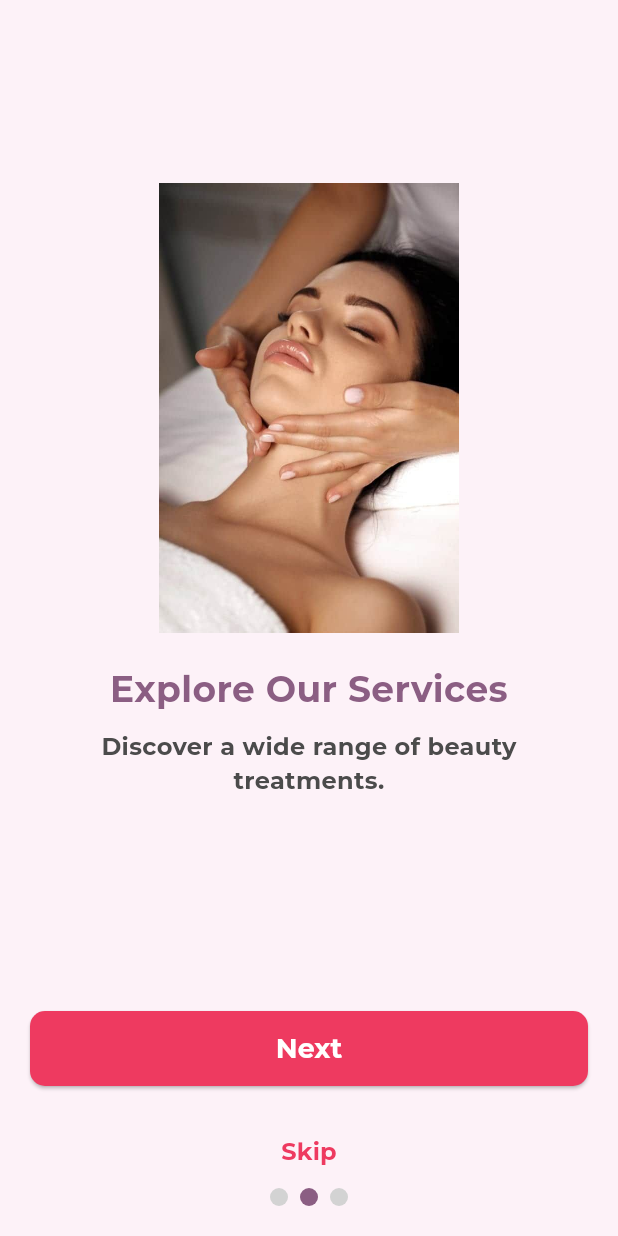
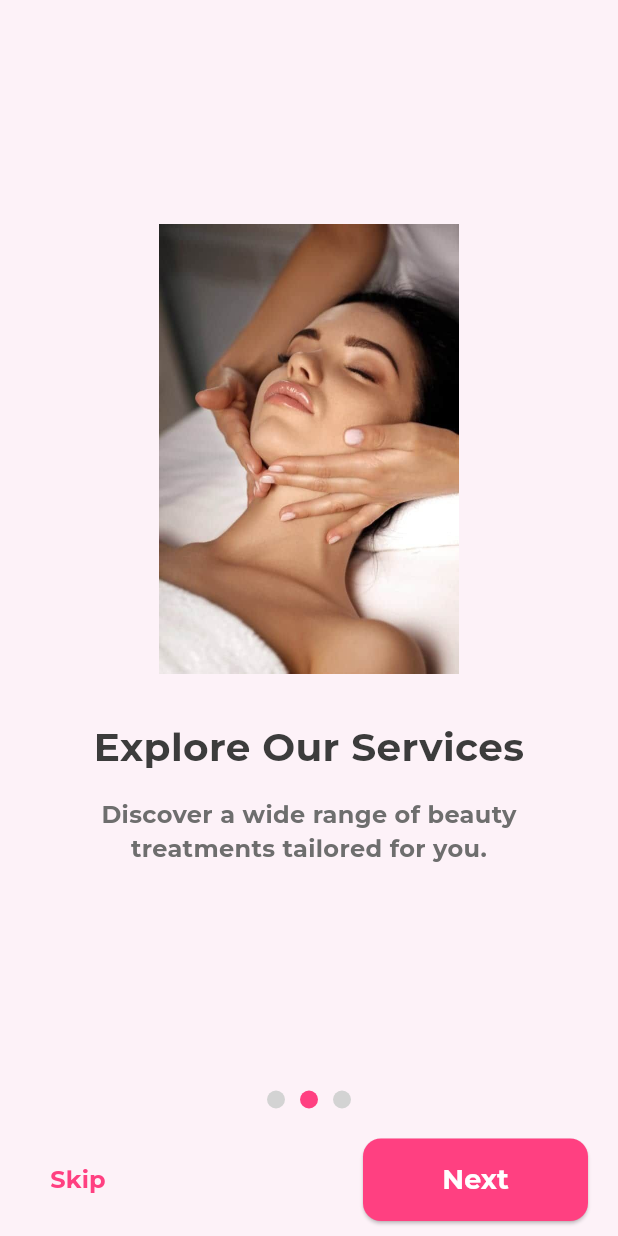
Before and after one commit to sujina21/Beauty-Booking-Android-Application, a Flutter app: the screen it shows after launch, swiped to page 2, on a phone screen of 412 x 824 dp. Run offline on Flutter 3.47's test engine with Material 3 defaults, Android fonts, the phone set to English and light mode, and no system bars.

Commit message:
updated onboarding screen in a modern way

```diff
--- a/lib/view/onboarding_screen.dart
+++ b/lib/view/onboarding_screen.dart
@@ -11,21 +11,24 @@ class OnboardingScreen extends StatefulWidget {
 class _OnboardingScreenState extends State<OnboardingScreen> {
   final PageController _pageController = PageController();
   int _currentIndex = 0;
+  double _opacity = 1.0; // For animation
 
   final List<Map<String, String>> _onboardingData = [
     {
-      "title": "Welcome to The Beauty Aesthetics",
+      "title": " The Beauty Aesthetics",
       "description": "Your beauty journey starts here.",
-      "image": "assets/image/logo.png",
+      "image": "assets/image/onboarding1.jpg", // Full-screen image
     },
     {
       "title": "Explore Our Services",
-      "description": "Discover a wide range of beauty treatments.",
+      "description":
+          "Discover a wide range of beauty treatments tailored for you.",
       "image": "assets/image/services.jpg",
     },
     {
       "title": "Book Appointments Easily",
-      "description": "Conveniently schedule your sessions.",
+      "description":
+          "Conveniently schedule your sessions and redefine elegance.",
       "image": "assets/image/booking.jpg",
     },
   ];
@@ -37,10 +40,18 @@ class _OnboardingScreenState extends State<OnboardingScreen> {
         MaterialPageRoute(builder: (context) => const LoginScreen()),
       );
     } else {
+      setState(() {
+        _opacity = 0.0; // Start fade-out animation
+      });
+      Future.delayed(const Duration(milliseconds: 300), () {
         _pageController.nextPage(
-        duration: const Duration(milliseconds: 300),
-        curve: Curves.easeInOut,
+          duration: const Duration(milliseconds: 500),
+          curve: Curves.easeInOutCubic,
         );
+        setState(() {
+          _opacity = 1.0; // Fade-in for next page
+        });
+      });
     }
   }
 
@@ -54,7 +65,8 @@ class _OnboardingScreenState extends State<OnboardingScreen> {
   @override
   Widget build(BuildContext context) {
     return Scaffold(
-      body: Column(
+      body: SafeArea(
+        child: Column(
           children: [
             Expanded(
               child: PageView.builder(
@@ -62,28 +74,55 @@ class _OnboardingScreenState extends State<OnboardingScreen> {
                 onPageChanged: (index) {
                   setState(() {
                     _currentIndex = index;
+                    _opacity = 1.0; // Ensure opacity resets
                   });
                 },
                 itemCount: _onboardingData.length,
                 itemBuilder: (context, index) {
                   final data = _onboardingData[index];
-                return Padding(
-                  padding: const EdgeInsets.all(20.0),
-                  child: Column(
-                    mainAxisAlignment: MainAxisAlignment.center,
+                  return AnimatedOpacity(
+                    duration: const Duration(milliseconds: 300),
+                    opacity: _opacity,
+                    child: index == 0
+                        ? // Full-Screen Image with Overlaid Title and Description
+                        Stack(
                             children: [
                               Image.asset(
                                 data["image"]!,
-                        height: 300,
                                 fit: BoxFit.cover,
+                                width: double.infinity,
+                                height: double.infinity,
                               ),
-                      const SizedBox(height: 20),
+                              Align(
+                                alignment: Alignment.center,
+                                child: Column(
+                                  mainAxisAlignment: MainAxisAlignment.end,
+                                  children: [
+                                    // Add the space before the title
+                                    const SizedBox(height: 80),
+                                    Padding(
+                                      padding: const EdgeInsets.symmetric(
+                                          horizontal: 20.0),
+                                      child: Column(
+                                        children: [
+                                          const Text(
+                                            "Welcome to",
+                                            style: TextStyle(
+                                              fontSize: 22,
+                                              fontWeight: FontWeight.bold,
+                                              color: Color.fromARGB(
+                                                  255, 50, 50, 50),
+                                            ),
+                                            textAlign: TextAlign.center,
+                                          ),
+                                          const SizedBox(height: 10),
                                           Text(
                                             data["title"]!,
                                             style: const TextStyle(
-                          fontSize: 24,
+                                              fontSize: 30,
                                               fontWeight: FontWeight.bold,
-                          color: Color(0xFF8B5E83),
+                                              color: Color.fromARGB(
+                                                  255, 50, 50, 50),
                                             ),
                                             textAlign: TextAlign.center,
                                           ),
@@ -92,9 +131,58 @@ class _OnboardingScreenState extends State<OnboardingScreen> {
                                             data["description"]!,
                                             style: const TextStyle(
                                               fontSize: 16,
-                          color: Color(0xFF4B4B4B),
+                                              fontFamily: 'Montserrat-Italic',
+                                              color:
+                                                  Color.fromARGB(255, 0, 0, 0),
                                             ),
                                             textAlign: TextAlign.center,
+                                          ),
+                                        ],
+                                      ),
+                                    ),
+                                  ],
+                                ),
+                              ),
+                            ],
+                          )
+                        : Column(
+                            mainAxisAlignment: MainAxisAlignment.center,
+                            children: [
+                              Padding(
+                                padding: const EdgeInsets.symmetric(
+                                    horizontal: 20.0),
+                                child: Image.asset(
+                                  data["image"]!,
+                                  height: 300,
+                                  fit: BoxFit.contain,
+                                ),
+                              ),
+                              const SizedBox(height: 30),
+                              Padding(
+                                padding: const EdgeInsets.symmetric(
+                                    horizontal: 20.0),
+                                child: Text(
+                                  data["title"]!,
+                                  style: const TextStyle(
+                                    fontSize: 26,
+                                    fontWeight: FontWeight.bold,
+                                    color: Color(0xFF3C3C3C),
+                                  ),
+                                  textAlign: TextAlign.center,
+                                ),
+                              ),
+                              const SizedBox(height: 15),
+                              Padding(
+                                padding: const EdgeInsets.symmetric(
+                                    horizontal: 20.0),
+                                child: Text(
+                                  data["description"]!,
+                                  style: const TextStyle(
+                                    fontSize: 16,
+                                    color: Color(0xFF6E6E6E),
+                                  ),
+                                  textAlign: TextAlign.center,
+                                ),
                               ),
                             ],
                           ),
@@ -102,59 +190,68 @@ class _OnboardingScreenState extends State<OnboardingScreen> {
                 },
               ),
             ),
-          Padding(
-            padding: const EdgeInsets.symmetric(horizontal: 20.0, vertical: 20),
-            child: ElevatedButton(
-              onPressed: _onNextPressed,
-              style: ElevatedButton.styleFrom(
-                backgroundColor: const Color(0xFFEE3A60),
-                minimumSize: const Size(double.infinity, 50),
-                shape: RoundedRectangleBorder(
-                  borderRadius: BorderRadius.circular(10.0),
-                ),
-              ),
-              child: Text(
-                _currentIndex == _onboardingData.length - 1
-                    ? "Get Started"
-                    : "Next",
-                style: const TextStyle(fontSize: 18, color: Colors.white),
-              ),
-            ),
-          ),
-          // Skip button added here
-          Padding(
-            padding: const EdgeInsets.symmetric(horizontal: 20.0),
-            child: TextButton(
-              onPressed: _onSkipPressed,
-              child: const Text(
-                "Skip",
-                style: TextStyle(
-                  fontSize: 16,
-                  color: Color(0xFFEE3A60),
-                  fontWeight: FontWeight.bold,
-                ),
-              ),
-            ),
-          ),
             Row(
               mainAxisAlignment: MainAxisAlignment.center,
               children: List.generate(
                 _onboardingData.length,
-              (index) => Container(
+                (index) => AnimatedContainer(
+                  duration: const Duration(milliseconds: 300),
                   margin: const EdgeInsets.symmetric(horizontal: 4),
-                width: 12,
+                  width: _currentIndex == index ? 16 : 12,
                   height: 12,
                   decoration: BoxDecoration(
                     shape: BoxShape.circle,
                     color: _currentIndex == index
-                      ? const Color(0xFF8B5E83)
+                        ? Colors.pinkAccent
                         : const Color(0xFFD3D3D3),
                   ),
                 ),
               ),
             ),
             const SizedBox(height: 20),
+            // Row for Skip and Next buttons at the bottom
+            Padding(
+              padding: const EdgeInsets.symmetric(horizontal: 20.0),
+              child: Row(
+                mainAxisAlignment: MainAxisAlignment.spaceBetween,
+                children: [
+                  TextButton(
+                    onPressed: _onSkipPressed,
+                    child: const Text(
+                      "Skip",
+                      style: TextStyle(
+                        fontSize: 16,
+                        color: Colors.pinkAccent,
+                        fontWeight: FontWeight.bold,
+                      ),
+                    ),
+                  ),
+                  ElevatedButton(
+                    onPressed: _onNextPressed,
+                    style: ElevatedButton.styleFrom(
+                      minimumSize: const Size(150, 55),
+                      shape: RoundedRectangleBorder(
+                        borderRadius: BorderRadius.circular(12.0),
+                      ),
+                      backgroundColor: Colors.pinkAccent,
+                    ),
+                    child: Text(
+                      _currentIndex == _onboardingData.length - 1
+                          ? "Get Started"
+                          : "Next",
+                      style: const TextStyle(
+                        fontSize: 18,
+                        fontWeight: FontWeight.bold,
+                        color: Colors.white,
+                      ),
+                    ),
+                  ),
                 ],
+              ),
+            ),
+            const SizedBox(height: 10),
+          ],
+        ),
       ),
     );
   }
```
Lines whose indentation alone changed are shown as unchanged.
